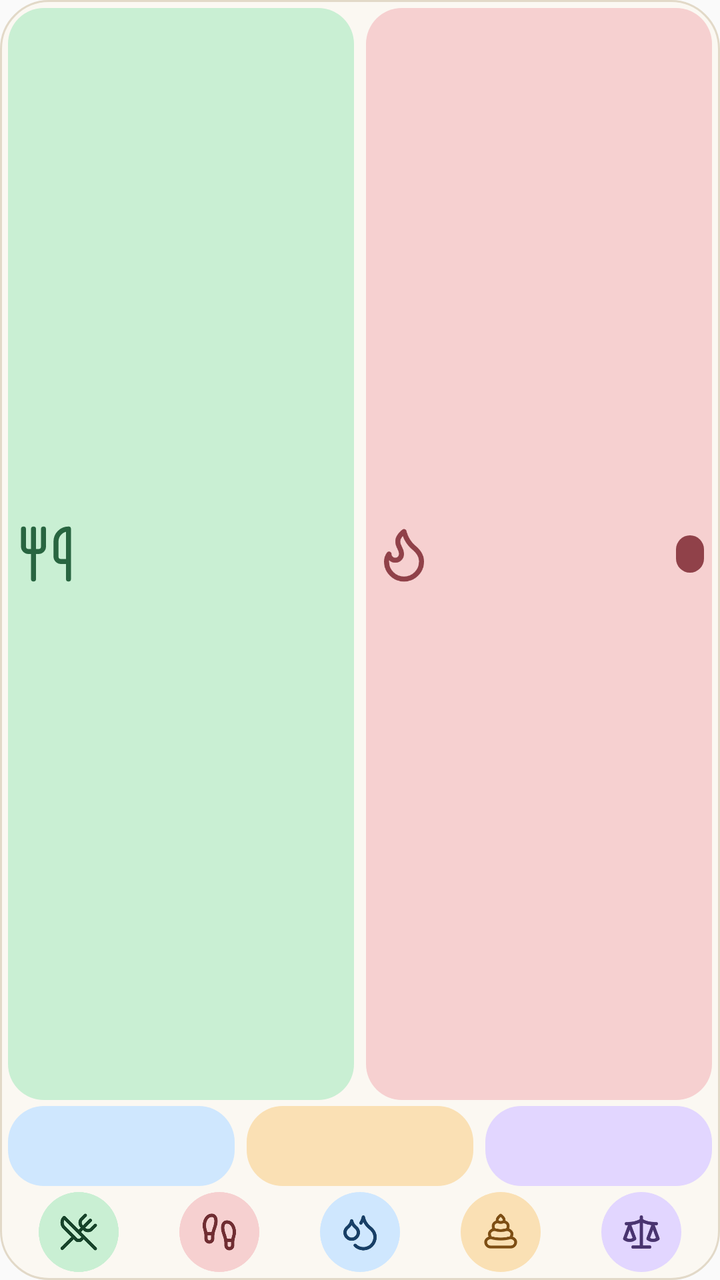
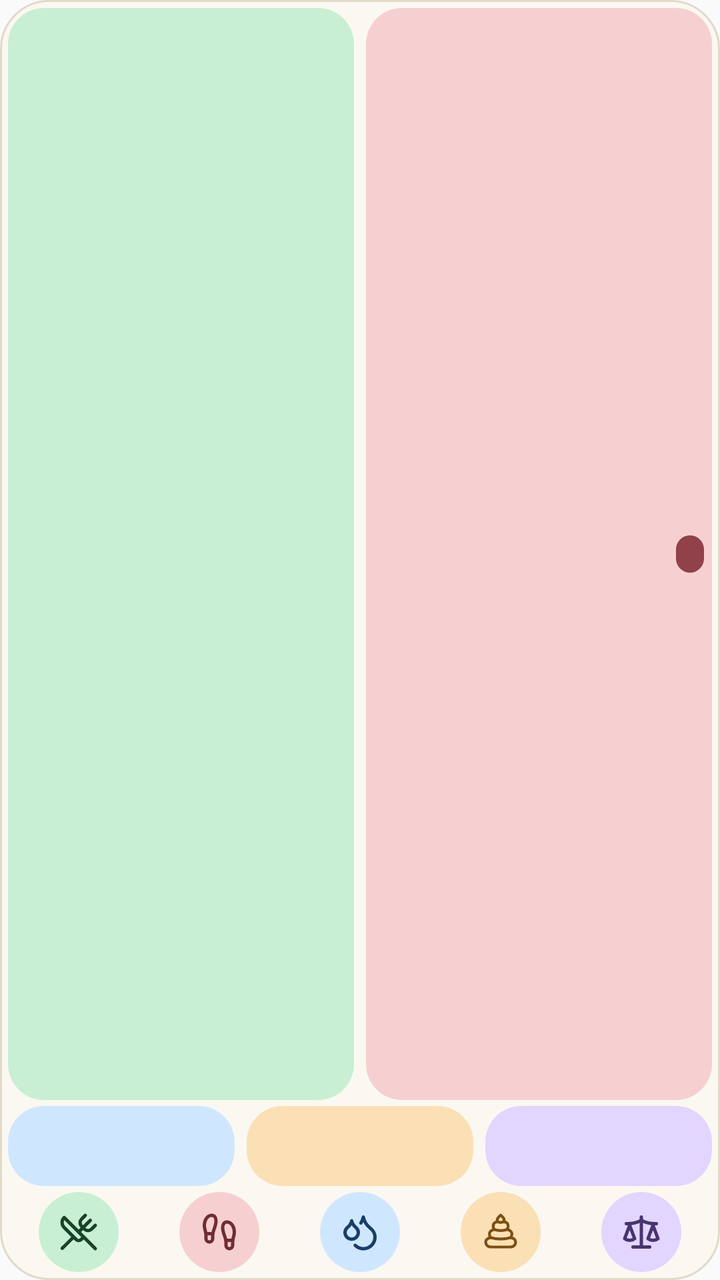

The first picture is an Android layout as it rendered before a commit; the second is the same layout after the commit. The layout source and the unified diff follow.
<!-- AndroidManifest.xml: application theme AppTheme -->
<!-- res/layout/widget_medium.xml -->
<?xml version="1.0" encoding="utf-8"?>
<LinearLayout xmlns:android="http://schemas.android.com/apk/res/android"
    android:layout_width="match_parent"
    android:layout_height="match_parent"
    android:background="@drawable/widget_surface"
    android:orientation="vertical"
    android:padding="4dp">

    
    <LinearLayout
        android:layout_width="match_parent"
        android:layout_height="0dp"
        android:layout_marginBottom="3dp"
        android:layout_weight="1"
        android:orientation="horizontal">

        <LinearLayout
            android:id="@+id/widget_intake_card"
            style="@style/WidgetCardRow"
            android:layout_width="0dp"
            android:layout_marginEnd="6dp"
            android:layout_weight="1"
            android:background="@drawable/widget_card_intake">
            <ImageView
                    android:layout_width="30dp"
                    android:layout_height="match_parent"
                    android:scaleType="fitCenter"
                    android:importantForAccessibility="no"
                    android:src="@drawable/widget_intake_icon" />
            <TextView
                android:id="@+id/widget_intake_value"
                style="@style/WidgetValueRow"
                android:textColor="#17432A" />
            <TextView
                    android:id="@+id/widget_intake_net"
                    style="@style/WidgetPill"
                    android:background="@drawable/widget_pill_surplus"
                    android:textColor="#E6F8EB"
                    android:visibility="gone" />
        </LinearLayout>

        <LinearLayout
            android:id="@+id/widget_burned_card"
            style="@style/WidgetCardRow"
            android:layout_width="0dp"
            android:layout_weight="1"
            android:background="@drawable/widget_card_burned">
            <ImageView
                    android:layout_width="30dp"
                    android:layout_height="match_parent"
                    android:scaleType="fitCenter"
                    android:importantForAccessibility="no"
                    android:src="@drawable/widget_burned_icon" />
            <TextView
                android:id="@+id/widget_burned_value"
                style="@style/WidgetValueRow"
                android:textColor="#702D32" />
            <TextView
                    android:id="@+id/widget_burned_net"
                    style="@style/WidgetPill"
                    android:background="@drawable/widget_pill_deficit"
                    android:textColor="#FBE9E9" />
        </LinearLayout>
    </LinearLayout>

    <LinearLayout
        android:layout_width="match_parent"
        android:layout_height="40dp"
        android:layout_marginBottom="3dp"
        android:orientation="horizontal">

        <LinearLayout
            android:id="@+id/widget_carbs_card"
            style="@style/WidgetMacro"
            android:layout_marginEnd="6dp"
            android:background="@drawable/widget_card_carbs">
            <TextView
                android:id="@+id/widget_carbs_value"
                style="@style/WidgetMacroValueCompact"
                android:textColor="#0F3355" />
        </LinearLayout>

        <LinearLayout
            android:id="@+id/widget_protein_card"
            style="@style/WidgetMacro"
            android:layout_marginEnd="6dp"
            android:background="@drawable/widget_card_protein">
            <TextView
                android:id="@+id/widget_protein_value"
                style="@style/WidgetMacroValueCompact"
                android:textColor="#2D1E0B" />
        </LinearLayout>

        <LinearLayout
            android:id="@+id/widget_fat_card"
            style="@style/WidgetMacro"
            android:background="@drawable/widget_card_fat">
            <TextView
                android:id="@+id/widget_fat_value"
                style="@style/WidgetMacroValueCompact"
                android:textColor="#1F1636" />
        </LinearLayout>
    </LinearLayout>

    <include layout="@layout/widget_actions_five_compact" />
</LinearLayout>
<!-- res/layout/widget_actions_five_compact.xml (included above) -->
<?xml version="1.0" encoding="utf-8"?>
<LinearLayout xmlns:android="http://schemas.android.com/apk/res/android" android:layout_width="match_parent" android:layout_height="40dp" android:orientation="horizontal" android:gravity="center">
    <ImageButton android:id="@+id/widget_food" style="@style/WidgetActionCompact"
        android:src="@drawable/widget_food_icon" android:contentDescription="@string/widget_food" />
    <ImageButton android:id="@+id/widget_movement" style="@style/WidgetActionCompact"
        android:src="@drawable/widget_movement_icon" android:contentDescription="@string/widget_movement" />
    <ImageButton android:id="@+id/widget_water" style="@style/WidgetActionCompact"
        android:src="@drawable/widget_water_icon" android:contentDescription="@string/widget_water" />
    <ImageButton android:id="@+id/widget_poop" style="@style/WidgetActionCompact"
        android:src="@drawable/widget_poop_icon" android:contentDescription="@string/widget_poop" />
    <ImageButton android:id="@+id/widget_weight" style="@style/WidgetActionCompact"
        android:src="@drawable/widget_weight_icon" android:contentDescription="@string/widget_weight" />
    <ImageButton android:id="@+id/widget_custom" style="@style/WidgetActionCompact" android:visibility="gone"
        android:src="@drawable/widget_custom_icon" android:contentDescription="@string/widget_custom" />
</LinearLayout>
<!-- resources referenced by this layout -->
<resources>
  <!-- drawable widget_burned_icon (drawable) -->
  <?xml version="1.0" encoding="utf-8"?>
  <vector xmlns:android="http://schemas.android.com/apk/res/android"
      android:width="18dp"
      android:height="18dp"
      android:viewportWidth="24"
      android:viewportHeight="24">
      <path
          android:fillColor="@android:color/transparent"
          android:pathData="M12 3q1 4 4 6.5t3 5.5a1 1 0 0 1-14 0 5 5 0 0 1 1-3 1 1 0 0 0 5 0c0-2-1.5-3-1.5-5q0-2 2.5-4"
          android:strokeColor="#904149"
          android:strokeLineCap="round"
          android:strokeLineJoin="round"
          android:strokeWidth="2" />
  </vector>
  <!-- drawable widget_card_burned (drawable) -->
  <?xml version="1.0" encoding="utf-8"?>
  <shape xmlns:android="http://schemas.android.com/apk/res/android" android:shape="rectangle">
      <solid android:color="#F6D0D0" />
      <corners android:radius="18dp" />
  </shape>
  <!-- drawable widget_card_carbs (drawable) -->
  <?xml version="1.0" encoding="utf-8"?>
  <shape xmlns:android="http://schemas.android.com/apk/res/android" android:shape="rectangle">
      <solid android:color="#CFE7FE" />
      <corners android:radius="18dp" />
  </shape>
  <!-- drawable widget_card_fat (drawable) -->
  <?xml version="1.0" encoding="utf-8"?>
  <shape xmlns:android="http://schemas.android.com/apk/res/android" android:shape="rectangle">
      <solid android:color="#E2D6FF" />
      <corners android:radius="18dp" />
  </shape>
  <!-- drawable widget_card_intake (drawable) -->
  <?xml version="1.0" encoding="utf-8"?>
  <shape xmlns:android="http://schemas.android.com/apk/res/android" android:shape="rectangle">
      <solid android:color="#C9EFD3" />
      <corners android:radius="18dp" />
  </shape>
  <!-- drawable widget_intake_icon (drawable) -->
  <?xml version="1.0" encoding="utf-8"?>
  <vector xmlns:android="http://schemas.android.com/apk/res/android"
      android:width="18dp"
      android:height="18dp"
      android:viewportWidth="24"
      android:viewportHeight="24">
      <path
          android:fillColor="@android:color/transparent"
          android:pathData="M3 2v7c0 1.1.9 2 2 2h4a2 2 0 0 0 2-2V2"
          android:strokeColor="#286540"
          android:strokeLineCap="round"
          android:strokeLineJoin="round"
          android:strokeWidth="2" />
      <path
          android:fillColor="@android:color/transparent"
          android:pathData="M7 2v20"
          android:strokeColor="#286540"
          android:strokeLineCap="round"
          android:strokeLineJoin="round"
          android:strokeWidth="2" />
      <path
          android:fillColor="@android:color/transparent"
          android:pathData="M21 15V2a5 5 0 0 0-5 5v6c0 1.1.9 2 2 2h3Zm0 0v7"
          android:strokeColor="#286540"
          android:strokeLineCap="round"
          android:strokeLineJoin="round"
          android:strokeWidth="2" />
  </vector>
  <!-- drawable widget_pill_surplus (drawable) -->
  <?xml version="1.0" encoding="utf-8"?>
  <shape xmlns:android="http://schemas.android.com/apk/res/android" android:shape="rectangle">
      <solid android:color="#286540" />
      <corners android:radius="12dp" />
  </shape>
  <string name="widget_custom">Custom</string>
  <string name="widget_food">Food</string>
  <string name="widget_movement">Movement</string>
  <string name="widget_poop">Poop</string>
  <string name="widget_water">Water</string>
  <string name="widget_weight">Weight</string>
  <style name="WidgetActionCompact" parent="WidgetAction">
          <item name="android:layout_height">40dp</item>
      </style>
  <style name="WidgetMacroValueCompact" parent="WidgetMacroValue">
          <item name="android:textSize">12sp</item>
      </style>
  <style name="WidgetCard">
          <item name="android:layout_height">match_parent</item>
          <item name="android:orientation">vertical</item>
          <item name="android:padding">9dp</item>
      </style>
  <!-- unchanged entries left out for length: 17 -->
</resources>

<!-- the commit's change to res/layout/widget_medium.xml (unified diff, before → after) -->
@@ -21,12 +21,6 @@
             android:layout_marginEnd="6dp"
             android:layout_weight="1"
             android:background="@drawable/widget_card_intake">
-            <ImageView
-                    android:layout_width="30dp"
-                    android:layout_height="match_parent"
-                    android:scaleType="fitCenter"
-                    android:importantForAccessibility="no"
-                    android:src="@drawable/widget_intake_icon" />
             <TextView
                 android:id="@+id/widget_intake_value"
                 style="@style/WidgetValueRow"
@@ -45,12 +39,6 @@
             android:layout_width="0dp"
             android:layout_weight="1"
             android:background="@drawable/widget_card_burned">
-            <ImageView
-                    android:layout_width="30dp"
-                    android:layout_height="match_parent"
-                    android:scaleType="fitCenter"
-                    android:importantForAccessibility="no"
-                    android:src="@drawable/widget_burned_icon" />
             <TextView
                 android:id="@+id/widget_burned_value"
                 style="@style/WidgetValueRow"
<!-- resource entries referenced after the edit -->
@@ -1,20 +1,5 @@
 <!-- resources referenced by this layout -->
 <resources>
-  <!-- drawable widget_burned_icon (drawable) -->
-  <?xml version="1.0" encoding="utf-8"?>
-  <vector xmlns:android="http://schemas.android.com/apk/res/android"
-      android:width="18dp"
-      android:height="18dp"
-      android:viewportWidth="24"
-      android:viewportHeight="24">
-      <path
-          android:fillColor="@android:color/transparent"
-          android:pathData="M12 3q1 4 4 6.5t3 5.5a1 1 0 0 1-14 0 5 5 0 0 1 1-3 1 1 0 0 0 5 0c0-2-1.5-3-1.5-5q0-2 2.5-4"
-          android:strokeColor="#904149"
-          android:strokeLineCap="round"
-          android:strokeLineJoin="round"
-          android:strokeWidth="2" />
-  </vector>
   <!-- drawable widget_card_burned (drawable) -->
   <?xml version="1.0" encoding="utf-8"?>
   <shape xmlns:android="http://schemas.android.com/apk/res/android" android:shape="rectangle">
@@ -39,35 +24,6 @@
       <solid android:color="#C9EFD3" />
       <corners android:radius="18dp" />
   </shape>
-  <!-- drawable widget_intake_icon (drawable) -->
-  <?xml version="1.0" encoding="utf-8"?>
-  <vector xmlns:android="http://schemas.android.com/apk/res/android"
-      android:width="18dp"
-      android:height="18dp"
-      android:viewportWidth="24"
-      android:viewportHeight="24">
-      <path
-          android:fillColor="@android:color/transparent"
-          android:pathData="M3 2v7c0 1.1.9 2 2 2h4a2 2 0 0 0 2-2V2"
-          android:strokeColor="#286540"
-          android:strokeLineCap="round"
-          android:strokeLineJoin="round"
-          android:strokeWidth="2" />
-      <path
-          android:fillColor="@android:color/transparent"
-          android:pathData="M7 2v20"
-          android:strokeColor="#286540"
-          android:strokeLineCap="round"
-          android:strokeLineJoin="round"
-          android:strokeWidth="2" />
-      <path
-          android:fillColor="@android:color/transparent"
-          android:pathData="M21 15V2a5 5 0 0 0-5 5v6c0 1.1.9 2 2 2h3Zm0 0v7"
-          android:strokeColor="#286540"
-          android:strokeLineCap="round"
-          android:strokeLineJoin="round"
-          android:strokeWidth="2" />
-  </vector>
   <!-- drawable widget_pill_surplus (drawable) -->
   <?xml version="1.0" encoding="utf-8"?>
   <shape xmlns:android="http://schemas.android.com/apk/res/android" android:shape="rectangle">
